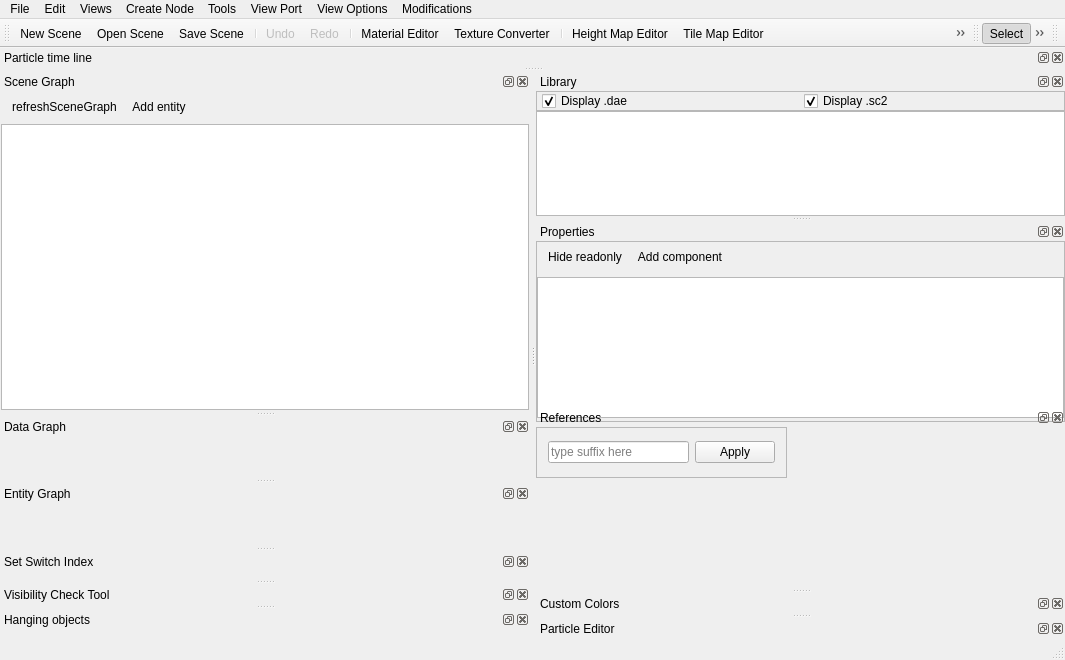
Qt form Tools/ResourceEditor/DataQt/mainwindow.ui (xaoctech/dava.engine) before a commit.
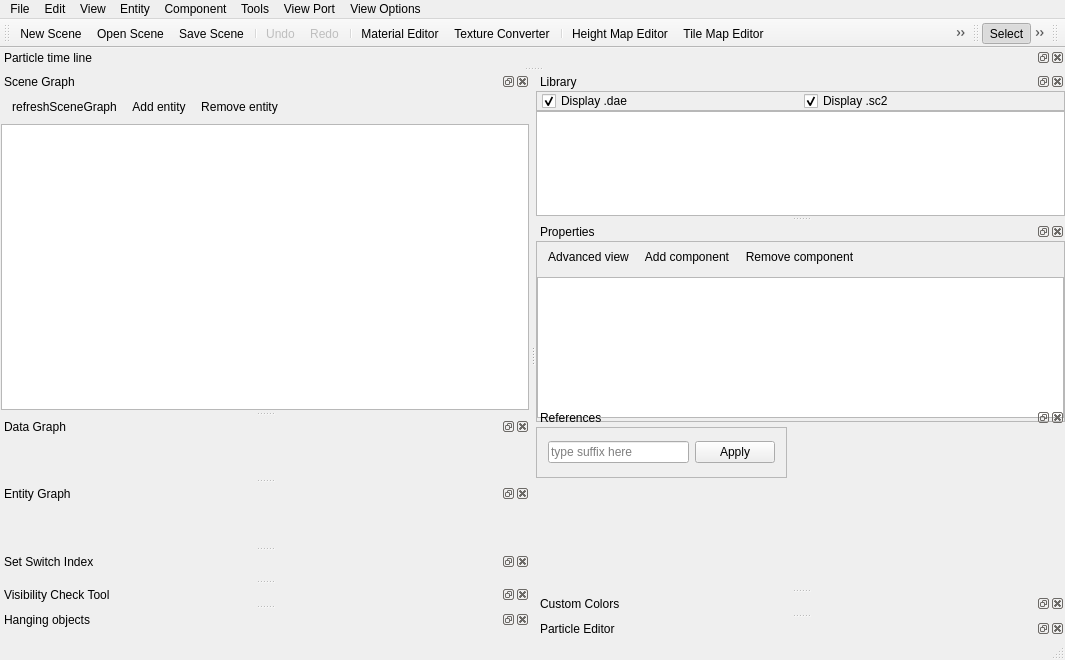
The same form after that commit. Icons and pictures are not drawn. Custom widgets are drawn as their Qt base class.

Patch:
```diff
--- a/Tools/ResourceEditor/DataQt/mainwindow.ui
+++ b/Tools/ResourceEditor/DataQt/mainwindow.ui
@@ -100,6 +100,7 @@
        </property>
        <addaction name="actionRefreshSceneGraph"/>
        <addaction name="actionAddNewEntity"/>
+       <addaction name="actionRemoveEntity"/>
       </widget>
      </item>
      <item>
@@ -309,6 +310,7 @@
           </property>
           <addaction name="actionShowAdvancedProp"/>
           <addaction name="actionAddNewComponent"/>
+          <addaction name="actionRemoveComponent"/>
          </widget>
         </item>
         <item>
@@ -494,7 +496,7 @@
    </widget>
    <widget class="QMenu" name="menuCreateNode">
     <property name="title">
-     <string>Create Node</string>
+     <string>Entity</string>
     </property>
     <addaction name="actionLandscape"/>
     <addaction name="actionLight"/>
@@ -533,7 +535,7 @@
    </widget>
    <widget class="QMenu" name="menuView">
     <property name="title">
-     <string>Views</string>
+     <string>View</string>
     </property>
     <addaction name="separator"/>
     <addaction name="actionRestoreViews"/>
@@ -561,9 +563,9 @@
     <addaction name="menuLandscape"/>
     <addaction name="menuTextureFromat"/>
    </widget>
-   <widget class="QMenu" name="menuModifications">
+   <widget class="QMenu" name="menuEdit">
     <property name="title">
-     <string>Modifications</string>
+     <string>Edit</string>
     </property>
     <addaction name="actionModifySelect"/>
     <addaction name="separator"/>
@@ -574,9 +576,9 @@
     <addaction name="actionModifyPlaceOnLandscape"/>
     <addaction name="actionModifySnapToLandscape"/>
    </widget>
-   <widget class="QMenu" name="menuEdit">
+   <widget class="QMenu" name="menuComponent">
     <property name="title">
-     <string>Edit</string>
+     <string>Component</string>
     </property>
     <addaction name="actionUndo"/>
     <addaction name="actionRedo"/>
@@ -585,10 +587,10 @@
    <addaction name="menuEdit"/>
    <addaction name="menuView"/>
    <addaction name="menuCreateNode"/>
+   <addaction name="menuComponent"/>
    <addaction name="menuTools"/>
    <addaction name="menuViewPort"/>
    <addaction name="menuViewOptions"/>
-   <addaction name="menuModifications"/>
   </widget>
   <widget class="QDockWidget" name="dockCustomColors">
    <property name="floating">
@@ -1170,7 +1172,7 @@
      <normaloff>:/QtIcons/advanced.png</normaloff>:/QtIcons/advanced.png</iconset>
    </property>
    <property name="text">
-    <string>Hide readonly</string>
+    <string>Advanced view</string>
    </property>
   </action>
   <action name="actionRefreshSceneGraph">
@@ -1227,6 +1229,30 @@
     <string>Add new entity</string>
    </property>
   </action>
+  <action name="actionRemoveEntity">
+   <property name="icon">
+    <iconset resource="QtIcons.qrc">
+     <normaloff>:/QtIcons/remove.png</normaloff>:/QtIcons/remove.png</iconset>
+   </property>
+   <property name="text">
+    <string>Remove entity</string>
+   </property>
+   <property name="toolTip">
+    <string>Remove entity</string>
+   </property>
+  </action>
+  <action name="actionRemoveComponent">
+   <property name="icon">
+    <iconset resource="QtIcons.qrc">
+     <normaloff>:/QtIcons/removecomponent.png</normaloff>:/QtIcons/removecomponent.png</iconset>
+   </property>
+   <property name="text">
+    <string>Remove component</string>
+   </property>
+   <property name="toolTip">
+    <string>Remove component</string>
+   </property>
+  </action>
  </widget>
  <layoutdefault spacing="6" margin="11"/>
  <customwidgets>
```
Left out of the diff: 40 changed lines with no effect on the pictures.
